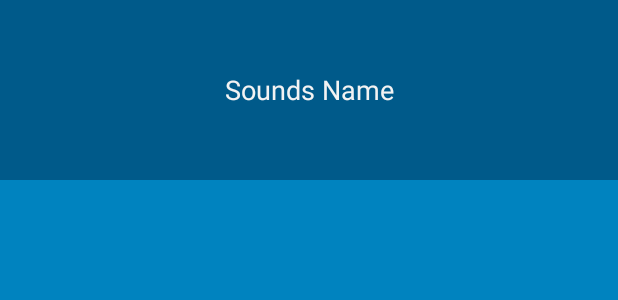
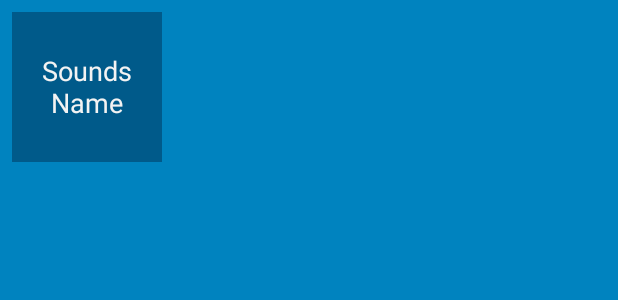
Before and after one commit to Zohaib-AHussain/BeatBox, an Android app: the layout list_item_sound.xml on its own in the app's theme, with its tools: preview values and no code run, on a phone screen of 412 x 824 dp. Shown: the top 300 px of the screen. Run offline under Robolectric (Android 15) with nearby library versions, the phone set to English and light mode, and no system bars.

Commit message:
Wrapping the Button in a Framelayout because the recycler view might resize to fit its columns, button size will not be affected if it is wrapped in a layout

```diff
--- a/app/src/main/res/layout/list_item_sound.xml
+++ b/app/src/main/res/layout/list_item_sound.xml
@@ -1,6 +1,15 @@
 <?xml version="1.0" encoding="utf-8"?>
-<Button xmlns:android="http://schemas.android.com/apk/res/android" xmlns:tools="http://schemas.android.com/tools"
-    android:id="@+id/list_item_sound_button"
-    android:layout_width="match_parent"
-    android:layout_height="120dp"
-    tools:text="Sounds Name"/>
+
+<FrameLayout xmlns:android="http://schemas.android.com/apk/res/android" xmlns:tools="http://schemas.android.com/tools"
+    android:layout_width="wrap_content"
+    android:layout_height="wrap_content"
+    android:layout_margin="8dp">
+
+    <Button
+        android:id="@+id/list_item_sound_button"
+        android:layout_width="100dp"
+        android:layout_height="100dp"
+        android:layout_gravity="center"
+        tools:text="Sounds Name"/>
+
+</FrameLayout>
```
